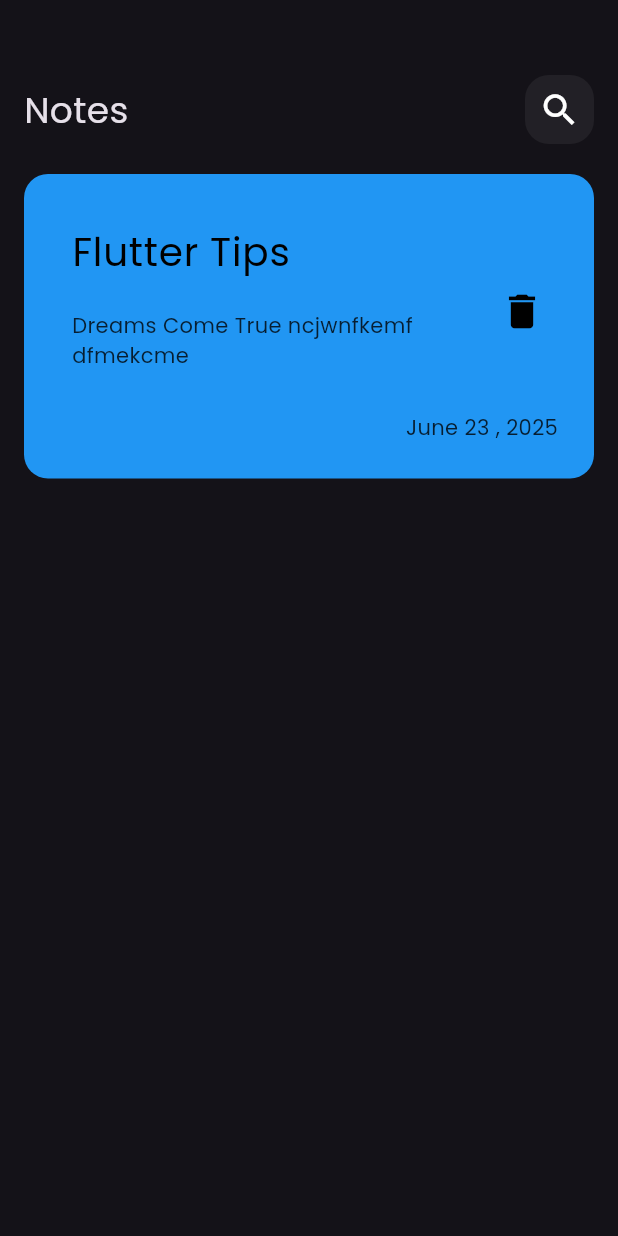
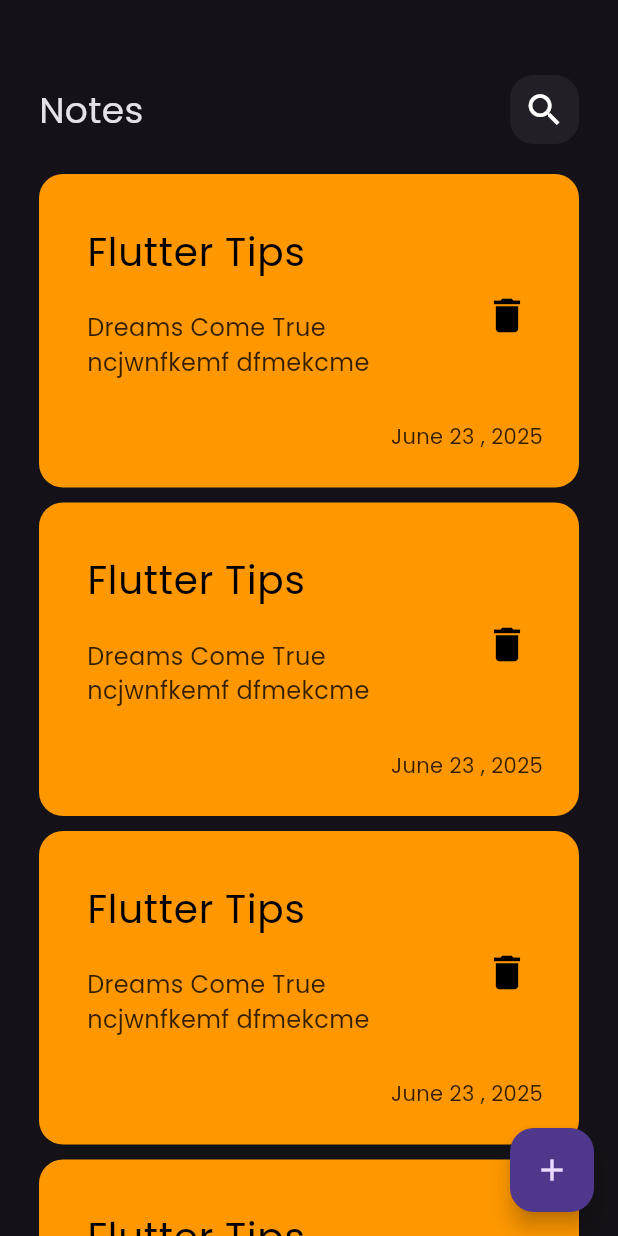
Before and after one commit to MichaelSalama265/notes_app, a Flutter app: the screen it shows after launch, on a phone screen of 412 x 824 dp. Run offline on Flutter 3.47's test engine with Material 3 defaults, Android fonts, the phone set to English and light mode, and no system bars.

Commit message:
add floating action botton

```diff
--- a/lib/Views/NotesView.dart
+++ b/lib/Views/NotesView.dart
@@ -7,6 +7,7 @@ class Notesview extends StatelessWidget {
   @override
   Widget build(BuildContext context) {
     return Scaffold(
+      floatingActionButton: FloatingActionButton(onPressed: (){},child: Icon(Icons.add),),
       body:const notesViewBody(),
     );
   }
--- a/lib/Widgets/customNotesItem.dart
+++ b/lib/Widgets/Notes_Item.dart
@@ -7,7 +7,7 @@ class NotesItem extends StatelessWidget {
     return Container(
       padding: EdgeInsets.only(top: 24, bottom: 24, left: 16),
       decoration: BoxDecoration(
-        color: Colors.blue,
+        color: Colors.orange,
         borderRadius: BorderRadius.circular(16),
       ),
       child: Column(
@@ -22,7 +22,10 @@ class NotesItem extends StatelessWidget {
               padding: const EdgeInsets.only(top: 20, bottom: 20),
               child: Text(
                 'Dreams Come True ncjwnfkemf dfmekcme ',
-                style: TextStyle(color: Colors.black.withOpacity(.8)),
+                style: TextStyle(
+                  fontSize: 16,
+                  color: Colors.black.withOpacity(.8),
+                ),
               ),
             ),
             trailing: IconButton(
--- /dev/null
+++ b/lib/Widgets/Notes_List.dart
@@ -0,0 +1,19 @@
+import 'package:flutter/material.dart';
+import 'package:notes_app/Widgets/Notes_Item.dart';
+
+class NotesListView extends StatelessWidget {
+  const NotesListView({super.key});
+
+  @override
+  Widget build(BuildContext context) {
+    return ListView.builder(
+      padding: EdgeInsets.only(top: 20),
+      itemBuilder: (context, index) {
+        return const Padding(
+          padding: const EdgeInsets.only(bottom: 10),
+          child: NotesItem(),
+        );
+      },
+    );
+  }
+}
--- a/lib/Widgets/customAppBar.dart
+++ b/lib/Widgets/custom_AppBar.dart
@@ -1,5 +1,5 @@
 import 'package:flutter/material.dart';
-import 'package:notes_app/Widgets/customSearchIcon.dart';
+import 'package:notes_app/Widgets/custom_Search_Icon.dart';
 
 class customAppBar extends StatelessWidget {
   const customAppBar({super.key});
--- a/lib/Widgets/notesViewBody.dart
+++ b/lib/Widgets/notesViewBody.dart
@@ -1,7 +1,6 @@
 import 'package:flutter/material.dart';
-import 'package:notes_app/Widgets/customAppBar.dart';
-import 'package:font_awesome_flutter/font_awesome_flutter.dart';
-import 'package:notes_app/Widgets/customNotesItem.dart';
+import 'package:notes_app/Widgets/Notes_List.dart';
+import 'package:notes_app/Widgets/custom_AppBar.dart';
 
 class notesViewBody extends StatelessWidget {
   const notesViewBody({super.key});
@@ -9,13 +8,12 @@ class notesViewBody extends StatelessWidget {
   @override
   Widget build(BuildContext context) {
     return Padding(
-      padding: const EdgeInsets.symmetric(horizontal: 16),
+      padding: const EdgeInsets.symmetric(horizontal: 26),
       child: Column(
         children: const [
           SizedBox(height: 50),
           const customAppBar(),
-          SizedBox(height: 20,),
-          NotesItem(),
+          Expanded(child: NotesListView()),
         ],
       ),
     );
```
Also changed, not shown: lib/Widgets/custom_Search_Icon.dart (renamed from lib/Widgets/customSearchIcon.dart).
